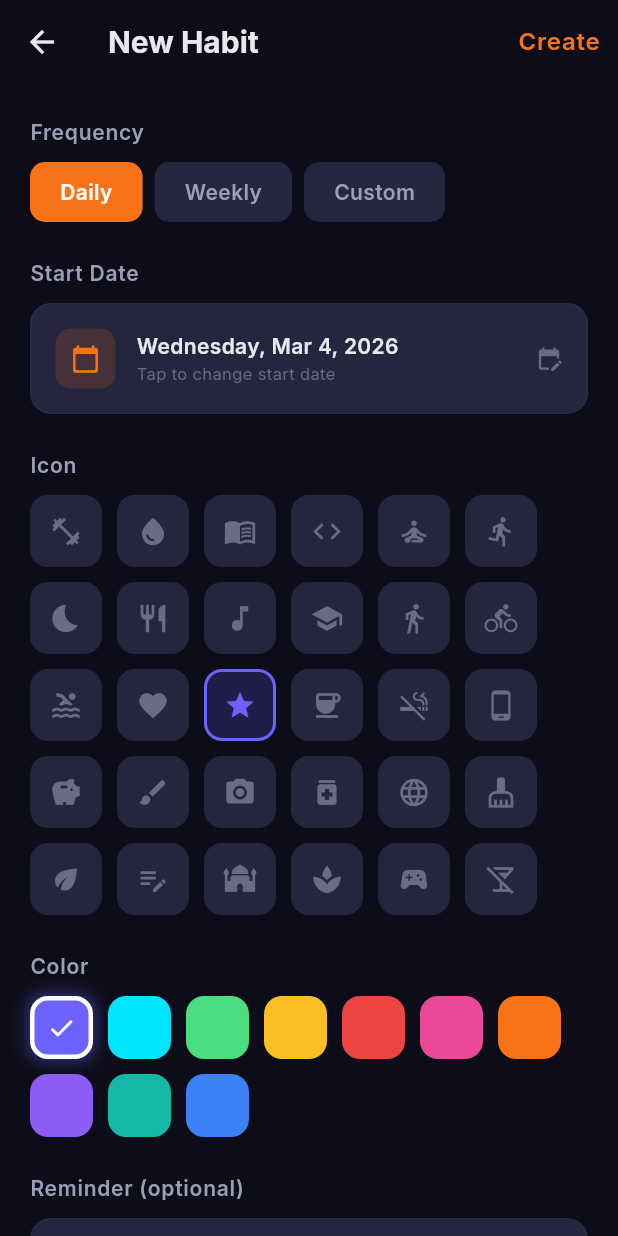
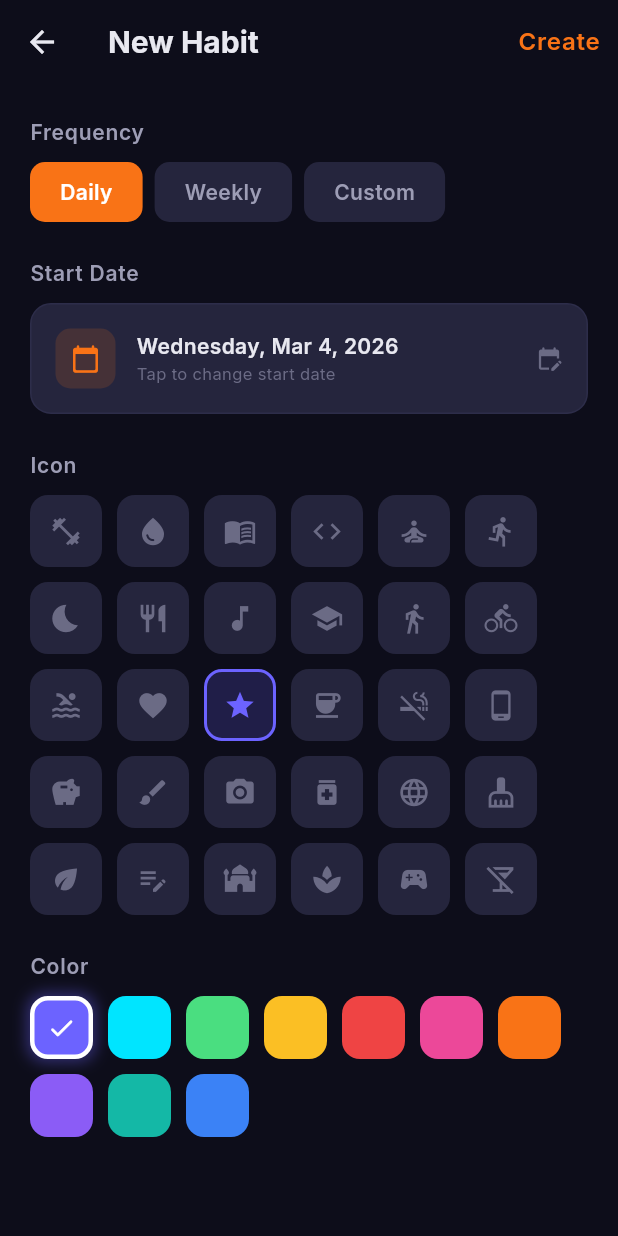
Before and after one commit to Ayushgupta91003/StreakForge, a Flutter app: the CreateHabitScreen screen opened directly, scrolled down 576 dp, on a phone screen of 412 x 824 dp. Run offline on Flutter 3.47's test engine with Material 3 defaults, Android fonts, the phone set to English and light mode, and no system bars; our stand-ins replace csv, file_picker, fl_chart, flutter_local_notifications, flutter_riverpod, google_fonts and 4 more; accounts and stored records are empty; generated files the repository leaves out were written again.

Commit message:
fix: heatmap filters by createdAt, remove reminder from edit screen
- Heatmap provider: fetch habit.createdAt and only include records on/after start date
- Heatmap: no stale colored cells after moving start date forward
- Removed all reminder code from create_habit_screen:
  - Removed _buildReminderPicker method and UI section call
  - Removed reminder scheduling in _saveHabit
  - Cleaned up unused imports (Reminder, reminder_screen, NotificationService)
  - Cleaned up unused _reminderTime field
- Reminders now managed exclusively from habit detail screen

```diff
--- a/lib/features/habits/presentation/screens/create_habit_screen.dart
+++ b/lib/features/habits/presentation/screens/create_habit_screen.dart
@@ -5,9 +5,7 @@ import 'package:streak_forge/core/theme/app_theme.dart';
 import 'package:streak_forge/core/constants/app_icons.dart';
 import 'package:streak_forge/features/habits/data/models/habit.dart';
 import 'package:streak_forge/features/habits/presentation/providers/habit_providers.dart';
-import 'package:streak_forge/features/reminders/data/models/reminder.dart';
-import 'package:streak_forge/features/reminders/presentation/screens/reminder_screen.dart';
-import 'package:streak_forge/services/notification_service.dart';
+
 
 class CreateHabitScreen extends ConsumerStatefulWidget {
   final Habit? existingHabit;
@@ -32,7 +30,7 @@ class _CreateHabitScreenState extends ConsumerState<CreateHabitScreen> {
   List<int> _customDays = [1, 2, 3, 4, 5, 6, 7];
   String _selectedIcon = 'star';
   int _selectedColorIndex = 0;
-  TimeOfDay? _reminderTime;
+
   DateTime _startDate = DateTime.now();
 
   bool get _isEditing => widget.existingHabit != null;
@@ -194,10 +192,7 @@ class _CreateHabitScreenState extends ConsumerState<CreateHabitScreen> {
             _buildColorPicker(),
             const SizedBox(height: 24),
 
-            // ─── Reminder ───
-            _buildSectionTitle('Reminder (optional)'),
-            const SizedBox(height: 10),
-            _buildReminderPicker(),
+            const SizedBox(height: 40),
             const SizedBox(height: 40),
           ],
         ),
@@ -527,104 +522,7 @@ class _CreateHabitScreenState extends ConsumerState<CreateHabitScreen> {
       }),
     );
   }
-  Widget _buildReminderPicker() {
-    return GestureDetector(
-      onTap: () async {
-        final time = await showTimePicker(
-          context: context,
-          initialTime: _reminderTime ?? const TimeOfDay(hour: 8, minute: 0),
-          builder: (context, child) {
-            return Theme(
-              data: Theme.of(context).copyWith(
-                colorScheme: ColorScheme.dark(
-                  primary: Theme.of(context).colorScheme.primary,
-                  surface: AppColors.surface,
-                  onSurface: AppColors.textPrimary,
-                ),
-              ),
-              child: child!,
-            );
-          },
-        );
-        if (time != null) {
-          setState(() => _reminderTime = time);
-        }
-      },
-      child: Container(
-        padding: const EdgeInsets.all(16),
-        decoration: BoxDecoration(
-          color: AppColors.surfaceLight,
-          borderRadius: BorderRadius.circular(14),
-          border: Border.all(
-            color: _reminderTime != null
-                ? Theme.of(context).colorScheme.primary.withOpacity(0.5)
-                : AppColors.surfaceVariant,
-            width: 1,
-          ),
-        ),
-        child: Row(
-          children: [
-            Container(
-              width: 40,
-              height: 40,
-              decoration: BoxDecoration(
-                color: _reminderTime != null
-                    ? Theme.of(context).colorScheme.primary.withOpacity(0.15)
-                    : AppColors.surfaceVariant,
-                borderRadius: BorderRadius.circular(10),
-              ),
-              child: Icon(
-                _reminderTime != null
-                    ? Icons.alarm_on_rounded
-                    : Icons.alarm_add_rounded,
-                color: _reminderTime != null
-                    ? Theme.of(context).colorScheme.primary
-                    : AppColors.textTertiary,
-                size: 20,
-              ),
-            ),
-            const SizedBox(width: 14),
-            Expanded(
-              child: Column(
-                crossAxisAlignment: CrossAxisAlignment.start,
-                children: [
-                  Text(
-                    _reminderTime != null
-                        ? 'Reminder at ${_reminderTime!.format(context)}'
-                        : 'Tap to set a daily reminder',
-                    style: TextStyle(
-                      fontSize: 14,
-                      fontWeight: FontWeight.w600,
-                      color: _reminderTime != null
-                          ? AppColors.textPrimary
-                          : AppColors.textTertiary,
-                    ),
-                  ),
-                  if (_reminderTime != null)
-                    const Text(
-                      'Every day',
-                      style: TextStyle(
-                        fontSize: 11,
-                        color: AppColors.textTertiary,
-                      ),
-                    ),
-                ],
-              ),
-            ),
-            if (_reminderTime != null)
-              GestureDetector(
-                onTap: () => setState(() => _reminderTime = null),
-                child: const Icon(
-                  Icons.close_rounded,
-                  color: AppColors.textTertiary,
-                  size: 20,
-                ),
-              ),
-          ],
-        ),
-      ),
-    );
-  }
+
 
   // ─── Save ────────────────────────────────────────────────────────────────────
 
@@ -693,27 +591,7 @@ class _CreateHabitScreenState extends ConsumerState<CreateHabitScreen> {
       ref.invalidate(habitStatsProvider(habit.id));
       ref.invalidate(habitWeeklyTrendProvider(habit.id));
     } else {
-      final newId = await ref.read(habitListProvider.notifier).addHabit(habit);
-
-      // Schedule reminder if set
-      if (_reminderTime != null) {
-        final repo = ref.read(reminderRepositoryProvider);
-        final reminder = Reminder()
-          ..habitId = newId
-          ..timeInMinutes = _reminderTime!.hour * 60 + _reminderTime!.minute
-          ..days = [1, 2, 3, 4, 5, 6, 7]
-          ..isEnabled = true;
-        final remId = await repo.save(reminder);
-
-        await NotificationService().scheduleDaily(
-          id: remId * 100,
-          title: habit.name,
-          body: 'Time to work on your habit! \ud83d\udcaa',
-          hour: _reminderTime!.hour,
-          minute: _reminderTime!.minute,
-          payload: '$newId',
-        );
-      }
+      await ref.read(habitListProvider.notifier).addHabit(habit);
     }
 
     if (mounted) Navigator.pop(context);
```
Also changed, not shown: lib/features/habits/presentation/providers/habit_providers.dart (+12 -2 lines).
